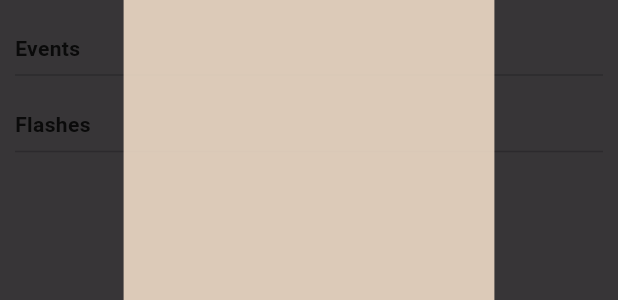
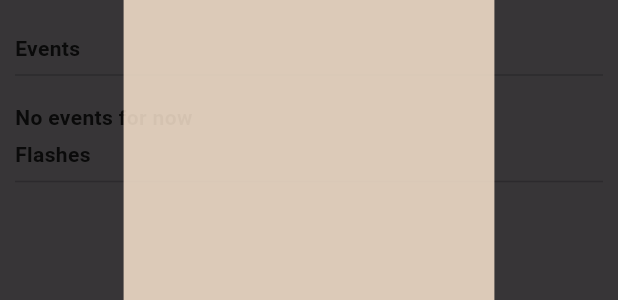
Before and after one commit to anivader1789/flashzone_web, a Flutter app: the FamHomeScreen widget shown alone on an empty page, opened directly with empty values, after a tap on an icon or button, on a phone screen of 412 x 824 dp. Shown: the part 444-744 px from the top of the screen. Run offline on Flutter 3.47's test engine with Material 3 defaults, Android fonts, the phone set to English and light mode, and no system bars; our stand-ins replace calendar_view, cloud_firestore, easy_sidemenu, firebase_auth, firebase_core, firebase_storage and 7 more; missing offline and left inert: context_menus, detectable_text_field, fwfh_webview, geoflutterfire_plus, google_sign_in_platform_interface, google_sign_in_web and 1 more; accounts and stored records are empty; network calls fail.

Commit message:
fams mobile optimisation and chat screen link

```diff
--- a/lib/src/backend/firebase/firebase_fam_service.dart
+++ b/lib/src/backend/firebase/firebase_fam_service.dart
@@ -93,10 +93,10 @@ class FirebaseFamService {
 
   Future<List<Event>> getFamEvents(String famId) async {
     try {
-      final querySnapshot = await db.collection(Fam.collectionName)
+      final querySnapshot = await db.collection(Event.collectionName)
         .where(Event.byFamKey, isEqualTo: famId)
         .get();
-
+      print("Fetching fam events: got ${querySnapshot.docs.length} events byFamId = $famId");
       if(querySnapshot.docs.isNotEmpty) {
         return querySnapshot.docs.map((e) => Event.fromDocSnapshot(e.id, e.data()))
         .toList();
--- a/lib/src/model/user.dart
+++ b/lib/src/model/user.dart
@@ -29,7 +29,7 @@ class FZUser {
       username: "loading");
   }
 
-
+  bool get isSignedOut => id == FZUser.interimUserId || id == FZUser.signedOutUserId;
 
   Map<String,String> profileUpdateObject() {
     final Map<String,String> obj = {};
--- a/lib/src/screens/fam_screen.dart
+++ b/lib/src/screens/fam_screen.dart
@@ -8,6 +8,8 @@ import 'package:flashzone_web/src/model/flash.dart';
 import 'package:flashzone_web/src/modules/fams/members_list_view.dart';
 import 'package:flashzone_web/src/modules/fams/membership_status_views.dart';
 import 'package:flashzone_web/src/modules/fams/pending_requests_list.dart';
+import 'package:flashzone_web/src/screens/fam_chat_screen.dart';
+import 'package:flashzone_web/src/screens/subviews/event_cell_view.dart';
 import 'package:flashzone_web/src/screens/subviews/flash_view.dart';
 import 'package:flashzone_web/src/screens/thumbnail_view.dart';
 import 'package:flutter/material.dart';
@@ -36,6 +38,8 @@ class _FamHomeScreenState extends ConsumerState<FamHomeScreen> {
   final _pendingsPopupController = OverlayPortalController();
   final String demoFam = "aOqZk8CWzsUz5wPGVKg3";
 
+  bool _loading = false;
+
   @override
   void initState() {
     super.initState();
@@ -46,21 +50,40 @@ class _FamHomeScreenState extends ConsumerState<FamHomeScreen> {
     // Fetch the details of the fam from the database
     // and set the state with the fetched data
     // Example:
+    setState(() {
+      _loading = true;
+    });
     _events.clear();
     fam = await ref.read(backend).fetchFam(widget.famId!);
+
+    setState(() {
+      _loading = false;
+    });
+    fetchFamEvents();
+  }
+
+  fetchFamEvents() async {
     _events.addAll(await ref.read(backend).getFamEvents(widget.famId!));
-    setState(() {});
+    if(_events.isNotEmpty) {
+      setState(() {
+
+      });
+    }
   }
 
   @override
   Widget build(BuildContext context) {
-    if(fam == null) {
-      return const Center(child: CircularProgressIndicator());
+    if(_loading) {
+      return FZLoadingIndicator(text: "Loading Fam details..", mobileSize: widget.mobileSize);
     }
 
+    if(fam == null) {
+      return FZErrorIndicator(text: "Fam Error", mobileSize: widget.mobileSize);
+    }
 
     return Padding(padding: const EdgeInsets.all(10),
-      child: Column(crossAxisAlignment: CrossAxisAlignment.start ,
+      child: SingleChildScrollView(
+        child: Column(crossAxisAlignment: CrossAxisAlignment.start , mainAxisSize: MainAxisSize.min,
           children: [
             famDetails(),
             vertical(2),
@@ -68,7 +91,9 @@ class _FamHomeScreenState extends ConsumerState<FamHomeScreen> {
             vertical(),
             ElevatedButton(
 
-            onPressed: () {},
+              onPressed: () {
+                Navigator.pushNamed(context, "${FamChatScreen.routeName}/${widget.famId}");
+              },
               style: ButtonStyle(
                 elevation: MaterialStateProperty.all(2),
                 backgroundColor: MaterialStateProperty.all(const Color.fromARGB(255, 182, 130, 27)),
@@ -102,7 +127,7 @@ class _FamHomeScreenState extends ConsumerState<FamHomeScreen> {
             FZText(text: "Events", style: FZTextStyle.headline, color: Constants.secondaryColor(),),
             const Divider(),
             vertical(2),
-          //buildFlashesView(),
+            eventsGridView(_events),
             vertical(),
             FZText(text: "Flashes", style: FZTextStyle.headline, color: Constants.secondaryColor(),),
             const Divider(),
@@ -110,11 +135,30 @@ class _FamHomeScreenState extends ConsumerState<FamHomeScreen> {
             //buildFlashesView(),
           ],
         ),
+      ),
     );
   }
 
   //A function that returns a column widget that displayes information about the fam. details are fam name, description, admn of the fam and members
   Widget famDetails() {
+    if(widget.mobileSize) {
+      return Column(crossAxisAlignment: CrossAxisAlignment.start,
+        children: [
+          Row(
+            children: [
+              ThumbnailView(link: fam!.imageUrl, radius: 64, mobileRadius: 32, mobileSize: true,),
+              horizontal(),
+              FZText(text: "#${fam!.name}", style: FZTextStyle.headline, color: Colors.black,),
+            ],
+          ),
+          vertical(2),
+          FZText(text: fam!.description, style: FZTextStyle.paragraph),
+          vertical(2),
+          membershipButtonsView(),
+
+        ],
+        );
+    }
     return Column(crossAxisAlignment: CrossAxisAlignment.start,
       children: [
         Row(
@@ -124,7 +168,20 @@ class _FamHomeScreenState extends ConsumerState<FamHomeScreen> {
             FZText(text: "#${fam!.name}", style: FZTextStyle.tooLargeHeadline, color: Colors.black,),
             horizontal(),
             Expanded(child: Container()),
-            Column(crossAxisAlignment: CrossAxisAlignment.start,
+            membershipButtonsView(),
+            horizontal(),
+          ],
+        ),
+        vertical(2),
+        FZText(text: fam!.description, style: FZTextStyle.paragraph),
+
+      ],
+    );
+  }
+
+  membershipButtonsView() {
+    return Column(
+              crossAxisAlignment: CrossAxisAlignment.start,
               children: [
                 TextButton(
                   onPressed: _membersPopupController.toggle,
@@ -170,14 +227,6 @@ class _FamHomeScreenState extends ConsumerState<FamHomeScreen> {
                 MembershipStatusView(fam: fam!, user: ref.read(currentuser)),
 
               ],
-            ),
-            horizontal(),
-          ],
-        ),
-        vertical(2),
-        FZText(text: fam!.description, style: FZTextStyle.paragraph),
-
-      ],
             );
   }
 
@@ -201,8 +250,16 @@ class _FamHomeScreenState extends ConsumerState<FamHomeScreen> {
                       );
   }
 
-  buildFamEvents() {
-    return FZText(text: "No events right now", style: FZTextStyle.headline, color: Constants.secondaryColor(),);
+  eventsGridView(List<Event> events) {
+    if(events.isEmpty) {
+      return FZText(text: "No events for now", style: FZTextStyle.headline, color: Constants.secondaryColor(),);
+    }
+    return GridView.count(shrinkWrap: true,
+      crossAxisCount: widget.mobileSize? 1: 3,
+      children: List.generate(events.length, (index) {
+                    return EventCellView(event: events[index]);
+                  },
+    ));
   }
 
   Widget vertical([int multiplier = 1]) => SizedBox(height: 5 * multiplier.toDouble(),);
```
Also changed, not shown: lib/src/screens/fam_chat_screen.dart (+95 -29 lines), lib/src/screens/home_screen.dart (+13 -1 lines). Lines whose indentation alone changed are shown as unchanged.
